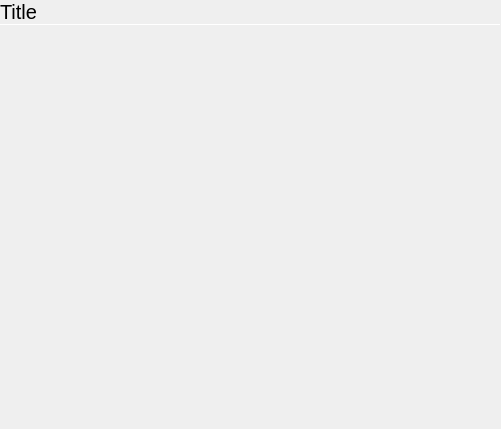
Before: the Qt Designer form private/friendpage.ui in vicr123/libentertaining, drawn with Qt 5.
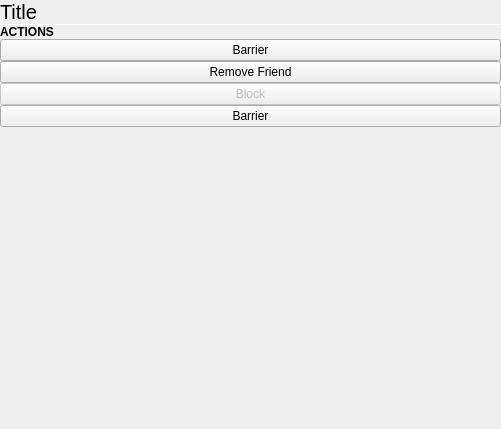
After: the same form once the commit is applied. The open tabs and pages were chosen to show the change. Custom widgets are drawn as their Qt base class.

Commit message: Friend requests can be retracted

```diff
--- a/private/friendpage.ui
+++ b/private/friendpage.ui
@@ -62,7 +62,85 @@
      <property name="currentIndex">
       <number>1</number>
      </property>
-     <widget class="QWidget" name="friendPage"/>
+     <widget class="QWidget" name="friendPage">
+      <layout class="QVBoxLayout" name="verticalLayout_3">
+       <property name="spacing">
+        <number>0</number>
+       </property>
+       <property name="leftMargin">
+        <number>0</number>
+       </property>
+       <property name="topMargin">
+        <number>0</number>
+       </property>
+       <property name="rightMargin">
+        <number>0</number>
+       </property>
+       <property name="bottomMargin">
+        <number>0</number>
+       </property>
+       <item>
+        <widget class="QLabel" name="label_2">
+         <property name="font">
+          <font>
+           <weight>75</weight>
+           <bold>true</bold>
+          </font>
+         </property>
+         <property name="text">
+          <string>ACTIONS</string>
+         </property>
+         <property name="margin">
+          <number>9</number>
+         </property>
+        </widget>
+       </item>
+       <item>
+        <widget class="FocusBarrier" name="focusBarrier_3">
+         <property name="text">
+          <string notr="true">Barrier</string>
+         </property>
+        </widget>
+       </item>
+       <item>
+        <widget class="QPushButton" name="removeFriendButton">
+         <property name="text">
+          <string>Remove Friend</string>
+         </property>
+        </widget>
+       </item>
+       <item>
+        <widget class="QPushButton" name="blockButton">
+         <property name="enabled">
+          <bool>false</bool>
+         </property>
+         <property name="text">
+          <string>Block</string>
+         </property>
+        </widget>
+       </item>
+       <item>
+        <widget class="FocusBarrier" name="focusBarrier_4">
+         <property name="text">
+          <string notr="true">Barrier</string>
+         </property>
+        </widget>
+       </item>
+       <item>
+        <spacer name="verticalSpacer_2">
+         <property name="orientation">
+          <enum>Qt::Vertical</enum>
+         </property>
+         <property name="sizeHint" stdset="0">
+          <size>
+           <width>20</width>
+           <height>40</height>
+          </size>
+         </property>
+        </spacer>
+       </item>
+      </layout>
+     </widget>
      <widget class="QWidget" name="incomingRequestPage">
       <layout class="QVBoxLayout" name="verticalLayout_2">
        <property name="spacing">
```
Left out of the diff: 73 changed lines with no effect on the pictures. The commit also changes 181 other files.
